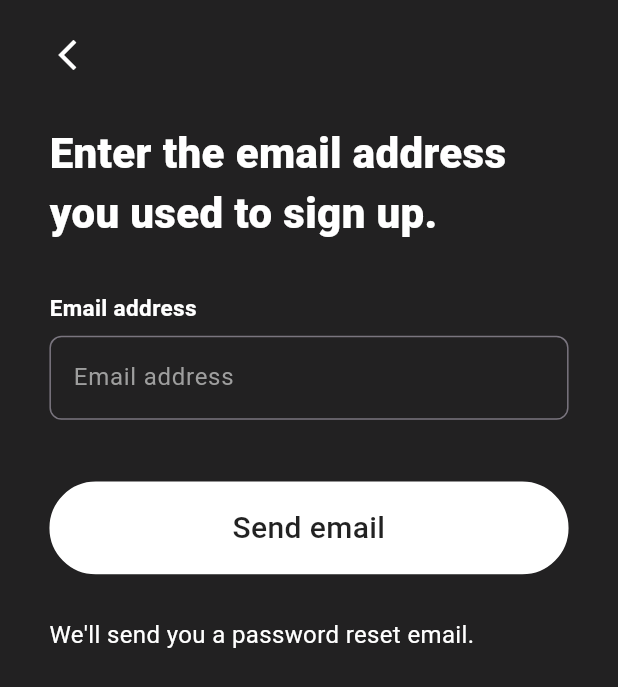
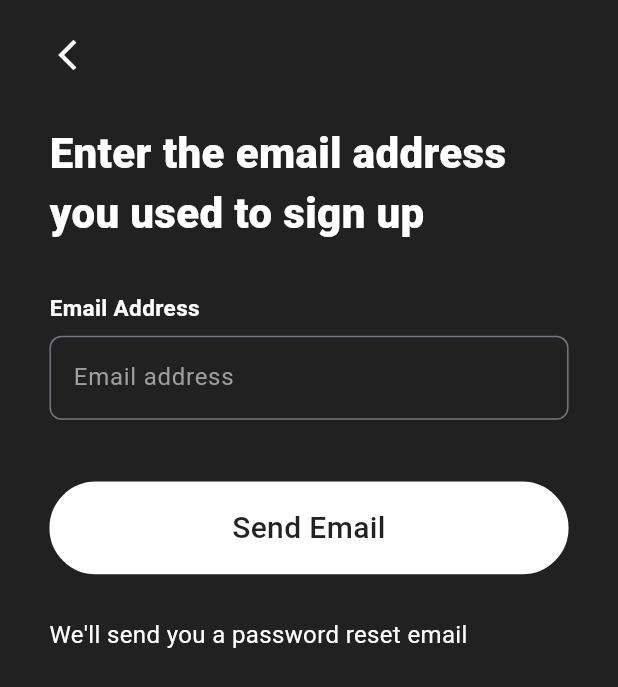
Before and after one commit to Bilal98815/trip_advisor, a Flutter app: the ForgotPasswordView screen opened directly, on a phone screen of 412 x 824 dp. Shown: the top 687 px of the screen. Run offline on Flutter 3.47's test engine with Material 2 defaults, Android fonts, the phone set to English and light mode, and no system bars; our stand-ins replace bloc, cloud_firestore, easy_localization, equatable, firebase_auth, firebase_core and 9 more; accounts and stored records are empty.

Commit message:
forgot password

```diff
--- a/lib/modules/forgot_password/presentation/view/forgot_password_view.dart
+++ b/lib/modules/forgot_password/presentation/view/forgot_password_view.dart
@@ -38,8 +38,8 @@ class ForgotPasswordView extends StatelessWidget {
                         SizedBox(
                           height: size.maxHeight * 0.04,
                         ),
-                        const CommonText(
-                          text: 'Enter the email address you used to sign up.',
+                        CommonText(
+                          text: LocaleStrings.forgotPasswordHeading,
                           color: Colors.white,
                           fontsize: 28,
                           textAlign: TextAlign.left,
@@ -52,9 +52,9 @@ class ForgotPasswordView extends StatelessWidget {
                         Column(
                           crossAxisAlignment: CrossAxisAlignment.start,
                           children: [
-                            const Text(
-                              'Email address',
-                              style: TextStyle(
+                            Text(
+                              LocaleStrings.forgotPasswordEmailLabel,
+                              style: const TextStyle(
                                 fontSize: 15,
                                 color: Colors.white,
                                 fontWeight: FontWeight.bold,
@@ -65,11 +65,12 @@ class ForgotPasswordView extends StatelessWidget {
                             ),
                             TextFormField(
                               controller: emailController,
-                              validator: (val) =>
-                                  val!.isEmpty ? 'Enter email!' : null,
+                              validator: (val) => val!.isEmpty
+                                  ? LocaleStrings.forgotPasswordEmailError
+                                  : null,
                               style: const TextStyle(color: Colors.white),
                               decoration: InputDecoration(
-                                hintText: 'Email address',
+                                hintText: LocaleStrings.forgotPasswordEmailHint,
                                 hintStyle: const TextStyle(color: Colors.grey),
                                 border: OutlineInputBorder(
                                   borderSide:
@@ -119,7 +120,7 @@ class ForgotPasswordView extends StatelessWidget {
                                   context.read<ForgotPasswordBloc>().add(
                                         ShowError(
                                           error:
-                                              'Please enter correct Credentials',
+                                              LocaleStrings.forgotPasswordError,
                                         ),
                                       );
                                   debugPrint('------> Enter email');
@@ -143,9 +144,9 @@ class ForgotPasswordView extends StatelessWidget {
                               color: Colors.white,
                               height: size.maxHeight * 0.075,
                               size: size,
-                              child: const Center(
+                              child: Center(
                                 child: CommonText(
-                                  text: 'Send email',
+                                  text: LocaleStrings.forgotPasswordButton,
                                   color: Colors.black87,
                                   fontsize: 20,
                                   fontWeight: FontWeight.w500,
@@ -157,8 +158,8 @@ class ForgotPasswordView extends StatelessWidget {
                         SizedBox(
                           height: size.maxHeight * 0.035,
                         ),
-                        const CommonText(
-                          text: "We'll send you a password reset email.",
+                        CommonText(
+                          text: LocaleStrings.forgotPasswordInformation,
                           color: Colors.white,
                           fontsize: 16,
                           fontWeight: FontWeight.w400,
--- a/lib/modules/forgot_password/presentation/view/view.dart
+++ b/lib/modules/forgot_password/presentation/view/view.dart
@@ -2,6 +2,7 @@ import 'package:flutter/material.dart';
 import 'package:flutter_bloc/flutter_bloc.dart';
 import 'package:fluttertoast/fluttertoast.dart';
 import 'package:go_router/go_router.dart';
+import 'package:localization/localization.dart';
 
 import 'package:trip_advisor/common/common.dart';
 
--- a/lib/modules/forgot_password/presentation/widgets/widgets.dart
+++ b/lib/modules/forgot_password/presentation/widgets/widgets.dart
@@ -1,6 +1,7 @@
 import 'package:flutter/material.dart';
 import 'package:flutter_bloc/flutter_bloc.dart';
 import 'package:go_router/go_router.dart';
+import 'package:localization/localization.dart';
 
 import 'package:trip_advisor/common/widgets/widgets.dart';
 
--- a/packages/localization/lib/src/locale_strings.dart
+++ b/packages/localization/lib/src/locale_strings.dart
@@ -42,15 +42,46 @@ class LocaleStrings {
 
   static String get editProfileError => 'edit_profile.error'.tr();
 
-  static String get nameLabel => 'edit_profile.name_textfield_label'.tr();
-  static String get cityLabel => 'edit_profile.city_textfield_label'.tr();
-  static String get websiteLabel => 'edit_profile.website_textfield_label'.tr();
-  static String get aboutLabel => 'edit_profile.about_textfield_label'.tr();
+  static String get editProfileNameLabel =>
+      'edit_profile.name_textfield_label'.tr();
+  static String get editProfileCityLabel =>
+      'edit_profile.city_textfield_label'.tr();
+  static String get editProfileWebsiteLabel =>
+      'edit_profile.website_textfield_label'.tr();
+  static String get editProfileAboutLabel =>
+      'edit_profile.about_textfield_label'.tr();
 
-  static String get nameHint => 'edit_profile.name_textfield_hint'.tr();
-  static String get websiteHint => 'edit_profile.website_textfield_hint'.tr();
-  static String get aboutHint => 'edit_profile.about_textfield_hint'.tr();
+  static String get editProfileNameHint =>
+      'edit_profile.name_textfield_hint'.tr();
+  static String get editProfileWebsiteHint =>
+      'edit_profile.website_textfield_hint'.tr();
+  static String get editProfileAboutHint =>
+      'edit_profile.about_textfield_hint'.tr();
 
   //explore
   static String get exploreTitle => 'explore.title'.tr();
+
+  //forgot password
+  static String get forgotPasswordHeading => 'forgot_password.heading'.tr();
+
+  static String get forgotPasswordEmailLabel =>
+      'forgot_password.email_textfield_label'.tr();
+  static String get forgotPasswordEmailHint =>
+      'forgot_password.email_textfield_hint'.tr();
+  static String get forgotPasswordEmailError =>
+      'forgot_password.email_textfield_error'.tr();
+
+  static String get forgotPasswordButton => 'forgot_password.button'.tr();
+  static String get forgotPasswordInformation =>
+      'forgot_password.information'.tr();
+  static String get forgotPasswordError => 'forgot_password.error'.tr();
+
+  static String get forgotPasswordDialogTitle =>
+      'forgot_password.dialog.title'.tr();
+  static String get forgotPasswordDialogText =>
+      'forgot_password.dialog.text'.tr();
+  static String get forgotPasswordDialogBackButton =>
+      'forgot_password.dialog.back_button'.tr();
+  static String get forgotPasswordDialogResendButton =>
+      'forgot_password.dialog.resend_button'.tr();
 }
```
Also changed, not shown: lib/modules/edit_profile/presentation/view/edit_profile_view.dart (+8 -8 lines), lib/modules/forgot_password/presentation/widgets/show_dialogue.dart (+8 -9 lines), packages/localization/assets/translations/en-GB.json (+17 -0 lines), packages/localization/assets/translations/en-US.json (+17 -1 lines).
